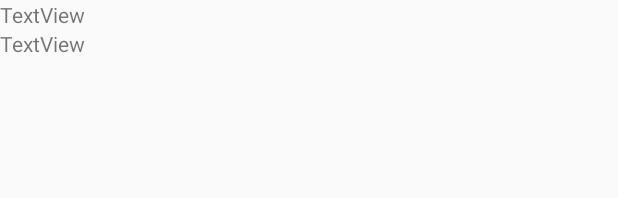
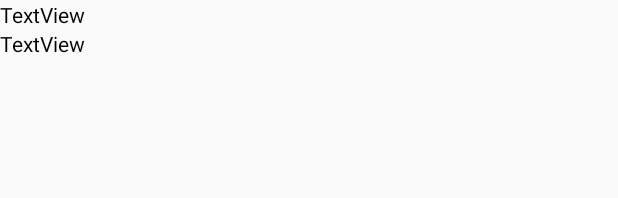
Before and after one commit to MandipSan/00Driver, an Android app: the layout single_grid_tile.xml on its own in the app's theme, with its tools: preview values and no code run, on a phone screen of 412 x 824 dp. Shown: the top 198 px of the screen. Run offline under Robolectric (Android 15) with nearby library versions, the phone set to English and light mode, and no system bars.

Commit message:
update upgrade and highscore layout and highscore input

```diff
--- a/Code/00Driver/app/src/main/java/abyssproductions/double0driver/GameMenu/HighScoreScreen.java
+++ b/Code/00Driver/app/src/main/java/abyssproductions/double0driver/GameMenu/HighScoreScreen.java
@@ -199,7 +199,7 @@ public class HighScoreScreen extends Fragment {
         TextView text = (TextView) getView().findViewById(R.id.highScoreBox);
         text.setText("");
         for(int i = 0; i < scores.length; i++){
-            temp = names[i] + scores[i]+"\n";
+            temp = names[i]+ " - " + scores[i]+"\n";
             text.setText(text.getText()+temp);
         }
     }
@@ -220,6 +220,7 @@ public class HighScoreScreen extends Fragment {
             @Override
             public void onClick(DialogInterface dialog, int which) {
                 newName = temp.getText().toString();
+                if(newName.contentEquals("") || newName.contentEquals(" "))newName = "NONAME";
                 adjustScore();
                 saveToFile();
                 displayHighscore();
--- a/Code/00Driver/app/src/main/res/layout/highscore_screen.xml
+++ b/Code/00Driver/app/src/main/res/layout/highscore_screen.xml
@@ -23,7 +23,8 @@
         android:layout_below="@+id/textView"
         android:layout_alignParentStart="true"
         android:layout_height="400dp"
-        android:textColor="#000000"/>
+        android:textColor="#000000"
+        android:textAlignment="center"/>
 
     <LinearLayout
         android:layout_width="match_parent"
--- a/Code/00Driver/app/src/main/res/layout/single_grid_tile.xml
+++ b/Code/00Driver/app/src/main/res/layout/single_grid_tile.xml
@@ -1,18 +1,20 @@
 <?xml version="1.0" encoding="utf-8"?>
 <LinearLayout xmlns:android="http://schemas.android.com/apk/res/android"
     android:orientation="vertical"
-    android:layout_width="match_parent"
-    android:layout_height="match_parent">
+    android:layout_width="100dp"
+    android:layout_height="100dp">
 
     <TextView
         android:text="TextView"
         android:layout_width="match_parent"
         android:layout_height="wrap_content"
-        android:id="@+id/Items" />
+        android:id="@+id/Items"
+        android:textColor="#000000" />
 
     <TextView
         android:text="TextView"
         android:layout_width="match_parent"
         android:layout_height="wrap_content"
-        android:id="@+id/Cost" />
+        android:id="@+id/Cost"
+        android:textColor="#000000"/>
 </LinearLayout>
```
